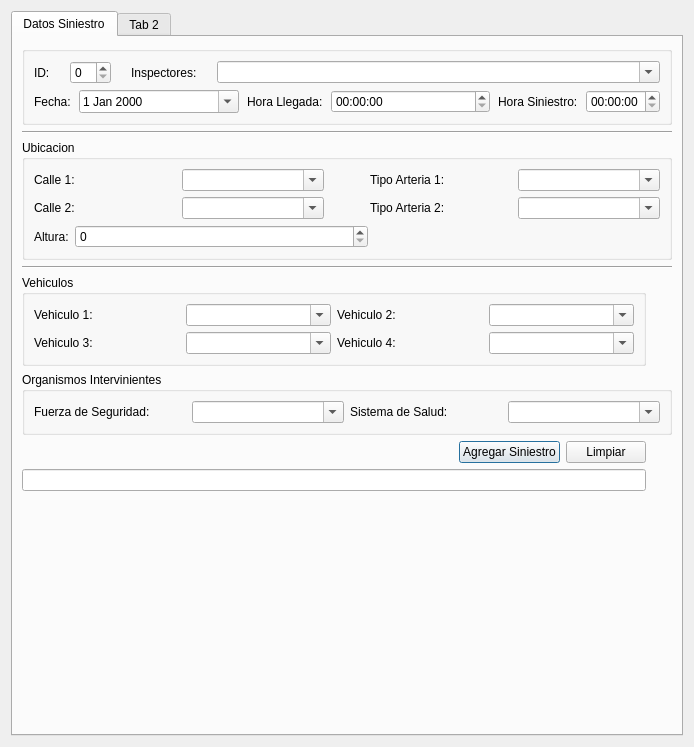
Above: planilla.ui from IvanBodnar/planilla before the change. Below: the same form after it.
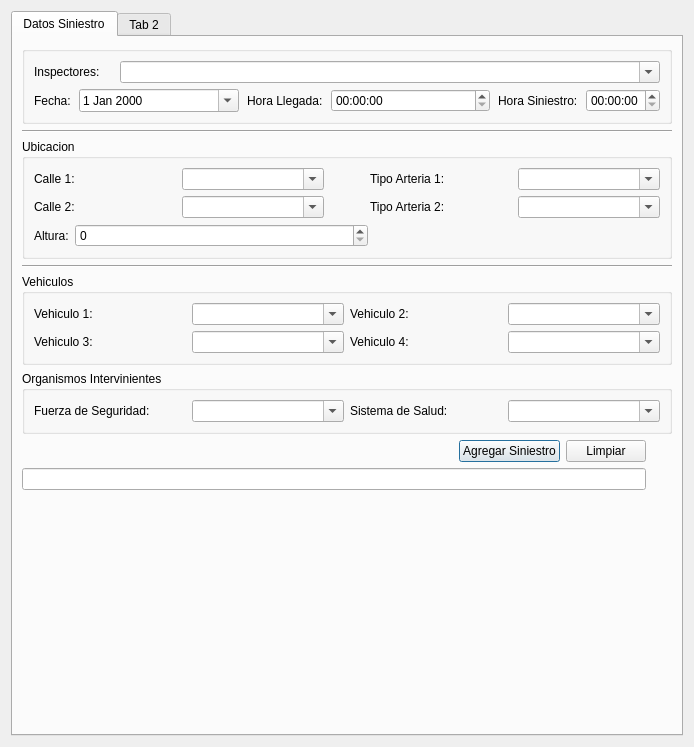
That is the form after the change.

The edit to the form file:
```diff
--- a/planilla.ui
+++ b/planilla.ui
@@ -33,7 +33,7 @@
           <item>
            <layout class="QVBoxLayout" name="verticalLayout">
             <item>
-             <layout class="QHBoxLayout" name="horizontalLayout" stretch="0,0,0,0">
+             <layout class="QHBoxLayout" name="horizontalLayout" stretch="0,0">
               <property name="spacing">
                <number>20</number>
               </property>
@@ -46,16 +46,6 @@
               <property name="rightMargin">
                <number>0</number>
               </property>
-              <item>
-               <widget class="QLabel" name="label_7">
-                <property name="text">
-                 <string>ID:</string>
-                </property>
-               </widget>
-              </item>
-              <item>
-               <widget class="QSpinBox" name="spinBoxId"/>
-              </item>
               <item>
                <widget class="QLabel" name="label">
                 <property name="sizePolicy">
@@ -323,87 +313,6 @@
          </property>
         </widget>
        </item>
-       <item row="4" column="0">
-        <widget class="QGroupBox" name="groupBox_4">
-         <property name="title">
-          <string>Vehiculos</string>
-         </property>
-         <layout class="QGridLayout" name="gridLayout_5">
-          <item row="0" column="0">
-           <layout class="QGridLayout" name="gridLayout_4">
-            <item row="0" column="0">
-             <widget class="QLabel" name="label_24">
-              <property name="text">
-               <string>Vehiculo 1:</string>
-              </property>
-             </widget>
-            </item>
-            <item row="1" column="0">
-             <widget class="QLabel" name="label_25">
-              <property name="text">
-               <string>Vehiculo 3:</string>
-              </property>
-             </widget>
-            </item>
-            <item row="0" column="1">
-             <widget class="QComboBox" name="comboBoxV1">
-              <property name="editable">
-               <bool>true</bool>
-              </property>
-              <property name="maxCount">
-               <number>30</number>
-              </property>
-             </widget>
-            </item>
-            <item row="1" column="1">
-             <widget class="QComboBox" name="comboBoxV3">
-              <property name="editable">
-               <bool>true</bool>
-              </property>
-              <property name="maxCount">
-               <number>30</number>
-              </property>
-             </widget>
-            </item>
-            <item row="0" column="2">
-             <widget class="QLabel" name="label_26">
-              <property name="text">
-               <string>Vehiculo 2:</string>
-              </property>
-             </widget>
-            </item>
-            <item row="1" column="2">
-             <widget class="QLabel" name="label_27">
-              <property name="text">
-               <string>Vehiculo 4:</string>
-              </property>
-             </widget>
-            </item>
-            <item row="0" column="3">
-             <widget class="QComboBox" name="comboBoxV2">
-              <property name="editable">
-               <bool>true</bool>
-              </property>
-              <property name="maxCount">
-               <number>30</number>
-              </property>
-             </widget>
-            </item>
-            <item row="1" column="3">
-             <widget class="QComboBox" name="comboBoxV4">
-              <property name="editable">
-               <bool>true</bool>
-              </property>
-              <property name="maxCount">
-               <number>30</number>
-              </property>
-             </widget>
-            </item>
-           </layout>
-          </item>
-         </layout>
-        </widget>
-       </item>
        <item row="5" column="0" colspan="2">
         <widget class="QGroupBox" name="groupBox_3">
          <property name="title">
@@ -504,6 +413,87 @@
          </property>
         </spacer>
        </item>
+       <item row="4" column="0" colspan="2">
+        <widget class="QGroupBox" name="groupBox_4">
+         <property name="title">
+          <string>Vehiculos</string>
+         </property>
+         <layout class="QGridLayout" name="gridLayout_5">
+          <item row="0" column="0">
+           <layout class="QGridLayout" name="gridLayout_4">
+            <item row="0" column="0">
+             <widget class="QLabel" name="label_24">
+              <property name="text">
+               <string>Vehiculo 1:</string>
+              </property>
+             </widget>
+            </item>
+            <item row="1" column="0">
+             <widget class="QLabel" name="label_25">
+              <property name="text">
+               <string>Vehiculo 3:</string>
+              </property>
+             </widget>
+            </item>
+            <item row="0" column="1">
+             <widget class="QComboBox" name="comboBoxV1">
+              <property name="editable">
+               <bool>true</bool>
+              </property>
+              <property name="maxCount">
+               <number>30</number>
+              </property>
+             </widget>
+            </item>
+            <item row="1" column="1">
+             <widget class="QComboBox" name="comboBoxV3">
+              <property name="editable">
+               <bool>true</bool>
+              </property>
+              <property name="maxCount">
+               <number>30</number>
+              </property>
+             </widget>
+            </item>
+            <item row="0" column="2">
+             <widget class="QLabel" name="label_26">
+              <property name="text">
+               <string>Vehiculo 2:</string>
+              </property>
+             </widget>
+            </item>
+            <item row="1" column="2">
+             <widget class="QLabel" name="label_27">
+              <property name="text">
+               <string>Vehiculo 4:</string>
+              </property>
+             </widget>
+            </item>
+            <item row="0" column="3">
+             <widget class="QComboBox" name="comboBoxV2">
+              <property name="editable">
+               <bool>true</bool>
+              </property>
+              <property name="maxCount">
+               <number>30</number>
+              </property>
+             </widget>
+            </item>
+            <item row="1" column="3">
+             <widget class="QComboBox" name="comboBoxV4">
+              <property name="editable">
+               <bool>true</bool>
+              </property>
+              <property name="maxCount">
+               <number>30</number>
+              </property>
+             </widget>
+            </item>
+           </layout>
+          </item>
+         </layout>
+        </widget>
+       </item>
       </layout>
       <zorder>line</zorder>
       <zorder>line_2</zorder>
```
Left out of the diff: 1 changed line with no effect on the pictures.
